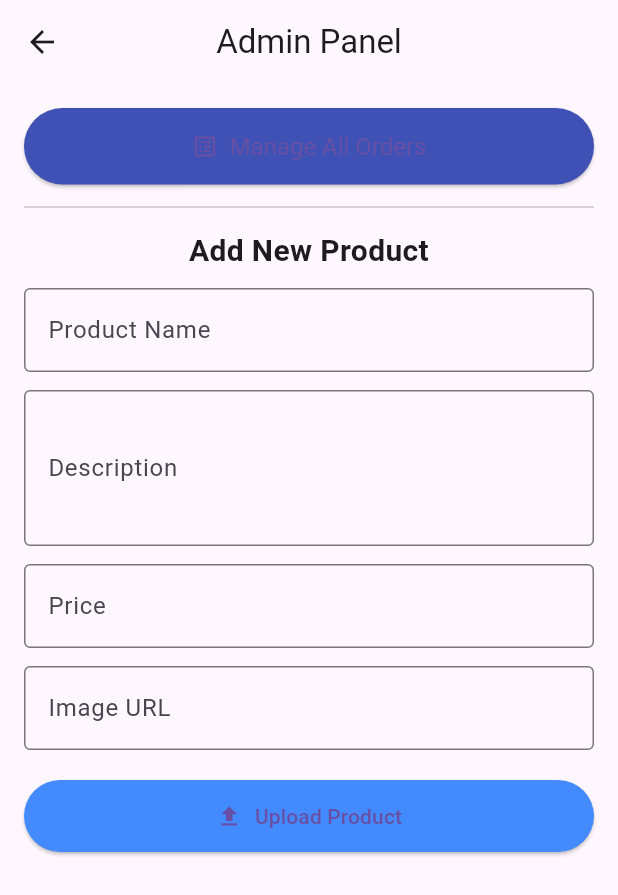
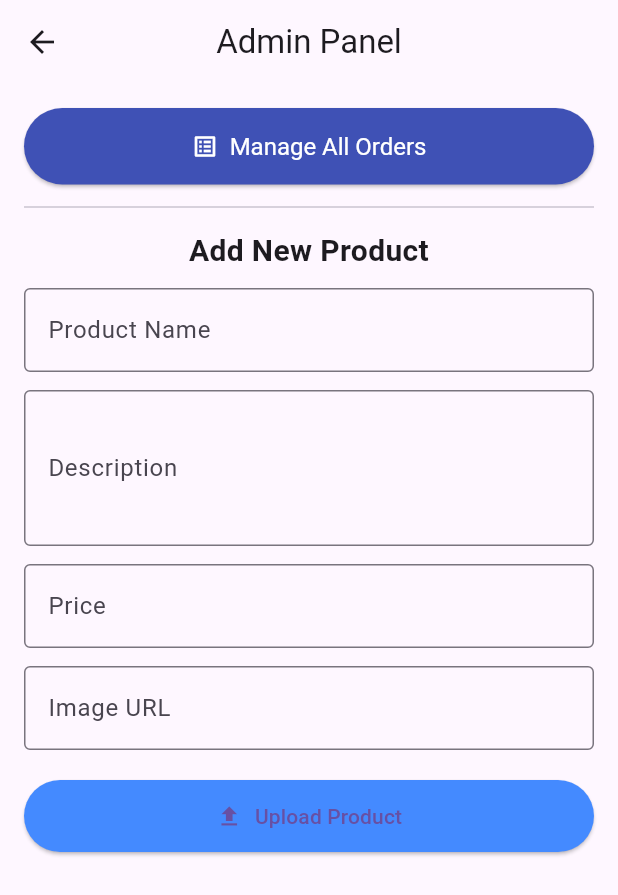
Before and after one commit to Bcrystelle/-BMCFinalProjectV3, a Flutter app: the AdminPanelScreen screen opened directly, on a phone screen of 412 x 824 dp. Shown: the top 895 px of the screen. Run offline on Flutter 3.47's test engine with Material 3 defaults, Android fonts, the phone set to English and light mode, and no system bars; our stand-ins replace cloud_firestore, firebase_auth, firebase_core; accounts and stored records are empty.

```diff
--- a/ecommerce_app/lib/screens/admin_panel_screen.dart
+++ b/ecommerce_app/lib/screens/admin_panel_screen.dart
@@ -1,6 +1,6 @@
 import 'package:flutter/material.dart';
 import 'package:cloud_firestore/cloud_firestore.dart';
-import 'package:ecommerce_app/screens/admin_order_screen.dart'; // 1. ADD THIS IMPORT
+import 'package:ecommerce_app/screens/admin_order_screen.dart';
 
 class AdminPanelScreen extends StatefulWidget {
   const AdminPanelScreen({super.key});
@@ -78,29 +78,30 @@ class _AdminPanelScreenState extends State<AdminPanelScreen> {
   Widget build(BuildContext context) {
     return Scaffold(
       appBar: AppBar(
-        // Title changed per prompt's comment
+
         title: const Text('Admin Panel'),
         centerTitle: true,
       ),
-      // 2. We use SingleChildScrollView wrapping the whole body content
+
       body: SingleChildScrollView(
         child: Padding(
           padding: const EdgeInsets.all(16.0),
-          child: Column( // 3. This is the main column containing both the button and the form
+          child: Column(
             crossAxisAlignment: CrossAxisAlignment.stretch,
             children: [
 
-              // 4. --- ADD NEW BUTTON FOR ORDERS ---
+
               ElevatedButton.icon(
                 icon: const Icon(Icons.list_alt),
                 label: const Text('Manage All Orders'),
                 style: ElevatedButton.styleFrom(
-                  backgroundColor: Colors.indigo, // A different color
+                  backgroundColor: Colors.indigo,
+                  foregroundColor: Colors.white,
                   padding: const EdgeInsets.symmetric(vertical: 16),
                   textStyle: const TextStyle(fontSize: 16),
                 ),
                 onPressed: () {
-                  // 5. Navigate to our new screen
+
                   Navigator.of(context).push(
                     MaterialPageRoute(
                       builder: (context) => const AdminOrderScreen(),
@@ -109,23 +110,23 @@ class _AdminPanelScreenState extends State<AdminPanelScreen> {
                 },
               ),
 
-              // 6. A divider to separate it
+
               const Divider(height: 30, thickness: 1),
 
               const Text(
-                'Add New Product', // The new title
+                'Add New Product',
                 style: TextStyle(fontSize: 20, fontWeight: FontWeight.bold),
                 textAlign: TextAlign.center,
               ),
               const SizedBox(height: 10),
 
-              // 7. The existing 'Add Product' form wrapped in its own Form widget
+
               Form(
                 key: _formKey,
                 child: Column(
                   crossAxisAlignment: CrossAxisAlignment.stretch,
                   children: [
-                    // Product Name
+
                     TextFormField(
                       controller: _nameController,
                       decoration: const InputDecoration(
@@ -137,7 +138,7 @@ class _AdminPanelScreenState extends State<AdminPanelScreen> {
                     ),
                     const SizedBox(height: 12),
 
-                    // Description
+
                     TextFormField(
                       controller: _descriptionController,
                       decoration: const InputDecoration(
@@ -151,7 +152,7 @@ class _AdminPanelScreenState extends State<AdminPanelScreen> {
                     ),
                     const SizedBox(height: 12),
 
-                    // Price
+
                     TextFormField(
                       controller: _priceController,
                       decoration: const InputDecoration(
@@ -169,7 +170,7 @@ class _AdminPanelScreenState extends State<AdminPanelScreen> {
                     ),
                     const SizedBox(height: 12),
 
-                    // Image URL
+
                     TextFormField(
                       controller: _imageUrlController,
                       decoration: const InputDecoration(
@@ -181,7 +182,7 @@ class _AdminPanelScreenState extends State<AdminPanelScreen> {
                     ),
                     const SizedBox(height: 20),
 
-                    // Upload Button
+
                     _isLoading
                         ? const Center(child: CircularProgressIndicator())
                         : ElevatedButton.icon(
--- a/ecommerce_app/lib/screens/login_screen.dart
+++ b/ecommerce_app/lib/screens/login_screen.dart
@@ -43,7 +43,7 @@ class _LoginScreenState extends State<LoginScreen> {
       String message = 'An error occurred.';
 
 
-      debugPrint('FirebaseAuthException: ${e.code} - ${e.message}'); // ✅ FIX: Print changed to debugPrint
+      debugPrint('FirebaseAuthException: ${e.code} - ${e.message}');
 
 
       switch (e.code) {
```
Also changed, not shown: ecommerce_app/lib/providers/cart_provider.dart (+18 -19 lines), ecommerce_app/lib/screens/admin_order_screen.dart (+27 -28 lines), ecommerce_app/lib/screens/cart_screen.dart (+18 -18 lines), ecommerce_app/lib/screens/home_screen.dart (+6 -11 lines), ecommerce_app/lib/screens/order_history_screen.dart (+14 -14 lines), ecommerce_app/lib/screens/order_success_screen.dart (+6 -6 lines), ecommerce_app/lib/screens/signup_screen.dart (+7 -7 lines), ecommerce_app/lib/widgets/order_card.dart (+11 -11 lines), ecommerce_app/lib/widgets/product_card.dart (+14 -14 lines).
